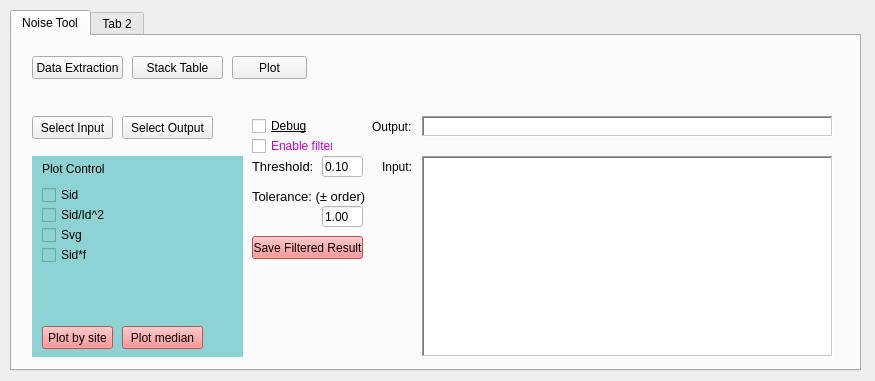
Qt form ui/exceltools.ui (howlandhuang/Modular-Tool-gf) before a commit.
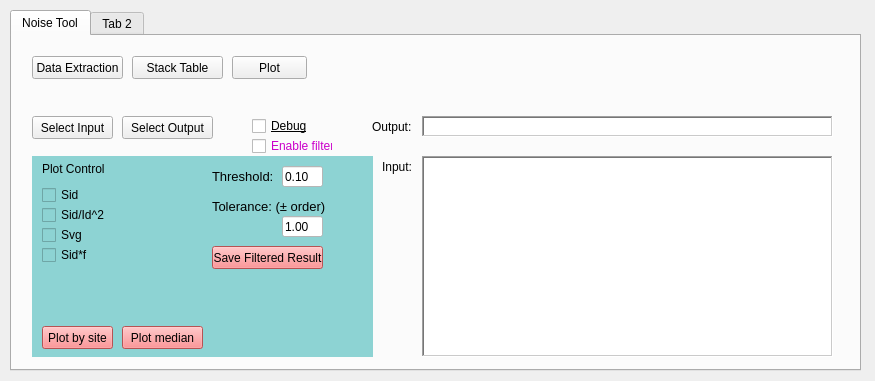
The same form after that commit. The open tabs and pages were chosen to show the change.

Commit message: support saving prediction file only; adjust GUI design

What changed in the file:
```diff
--- a/ui/exceltools.ui
+++ b/ui/exceltools.ui
@@ -85,7 +85,7 @@
       <rect>
        <x>20</x>
        <y>120</y>
-       <width>211</width>
+       <width>341</width>
        <height>201</height>
       </rect>
      </property>
@@ -356,6 +356,114 @@
         <string>Sid*f</string>
        </property>
       </widget>
+      <widget class="QLineEdit" name="filter_threshold_edit">
+       <property name="geometry">
+        <rect>
+         <x>250</x>
+         <y>10</y>
+         <width>41</width>
+         <height>21</height>
+        </rect>
+       </property>
+       <property name="styleSheet">
+        <string notr="true">background-color: rgb(255, 255, 255);</string>
+       </property>
+       <property name="text">
+        <string>0.10</string>
+       </property>
+       <property name="maxLength">
+        <number>5</number>
+       </property>
+       <property name="frame">
+        <bool>true</bool>
+       </property>
+       <property name="echoMode">
+        <enum>QLineEdit::Normal</enum>
+       </property>
+       <property name="dragEnabled">
+        <bool>false</bool>
+       </property>
+      </widget>
+      <widget class="QLabel" name="threshold_label">
+       <property name="geometry">
+        <rect>
+         <x>180</x>
+         <y>10</y>
+         <width>61</width>
+         <height>21</height>
+        </rect>
+       </property>
+       <property name="font">
+        <font>
+         <pointsize>10</pointsize>
+        </font>
+       </property>
+       <property name="text">
+        <string>Threshold:</string>
+       </property>
+      </widget>
+      <widget class="QPushButton" name="save_filtered_btn">
+       <property name="geometry">
+        <rect>
+         <x>180</x>
+         <y>90</y>
+         <width>111</width>
+         <height>23</height>
+        </rect>
+       </property>
+       <property name="styleSheet">
+        <string notr="true">background-color: rgb(255, 116, 118);</string>
+       </property>
+       <property name="text">
+        <string>Save Filtered Result</string>
+       </property>
+      </widget>
+      <widget class="QLabel" name="tolerance_label">
+       <property name="geometry">
+        <rect>
+         <x>180</x>
+         <y>40</y>
+         <width>131</width>
+         <height>21</height>
+        </rect>
+       </property>
+       <property name="font">
+        <font>
+         <pointsize>10</pointsize>
+        </font>
+       </property>
+       <property name="text">
+        <string>Tolerance: (± order)</string>
+       </property>
+      </widget>
+      <widget class="QLineEdit" name="filter_tolerance_edit">
+       <property name="geometry">
+        <rect>
+         <x>250</x>
+         <y>60</y>
+         <width>41</width>
+         <height>21</height>
+        </rect>
+       </property>
+       <property name="styleSheet">
+        <string notr="true">background-color: rgb(255, 255, 255);</string>
+       </property>
+       <property name="text">
+        <string>1.00</string>
+       </property>
+       <property name="maxLength">
+        <number>6</number>
+       </property>
+       <property name="frame">
+        <bool>true</bool>
+       </property>
+       <property name="echoMode">
+        <enum>QLineEdit::Normal</enum>
+       </property>
+       <property name="dragEnabled">
+        <bool>false</bool>
+       </property>
+      </widget>
      </widget>
     </widget>
     <widget class="QTextEdit" name="output_path_text">
@@ -479,98 +587,6 @@
       <bool>false</bool>
      </property>
     </widget>
-    <widget class="QLineEdit" name="filter_tolerance_edit">
-     <property name="geometry">
-      <rect>
-       <x>310</x>
-       <y>170</y>
-       <width>41</width>
-       <height>21</height>
-      </rect>
-     </property>
-     <property name="styleSheet">
-      <string notr="true">background-color: rgb(255, 255, 255);</string>
-     </property>
-     <property name="text">
-      <string>1.00</string>
-     </property>
-     <property name="maxLength">
-      <number>6</number>
-     </property>
-     <property name="frame">
-      <bool>true</bool>
-     </property>
-     <property name="echoMode">
-      <enum>QLineEdit::Normal</enum>
-     </property>
-     <property name="dragEnabled">
-      <bool>false</bool>
-     </property>
-    </widget>
-    <widget class="QLineEdit" name="filter_threshold_edit">
-     <property name="geometry">
-      <rect>
-       <x>310</x>
-       <y>120</y>
-       <width>41</width>
-       <height>21</height>
-      </rect>
-     </property>
-     <property name="styleSheet">
-      <string notr="true">background-color: rgb(255, 255, 255);</string>
-     </property>
-     <property name="text">
-      <string>0.10</string>
-     </property>
-     <property name="maxLength">
-      <number>5</number>
-     </property>
-     <property name="frame">
-      <bool>true</bool>
-     </property>
-     <property name="echoMode">
-      <enum>QLineEdit::Normal</enum>
-     </property>
-     <property name="dragEnabled">
-      <bool>false</bool>
-     </property>
-    </widget>
-    <widget class="QLabel" name="threshold_label">
-     <property name="geometry">
-      <rect>
-       <x>240</x>
-       <y>120</y>
-       <width>61</width>
-       <height>21</height>
-      </rect>
-     </property>
-     <property name="font">
-      <font>
-       <pointsize>10</pointsize>
-      </font>
-     </property>
-     <property name="text">
-      <string>Threshold:</string>
-     </property>
-    </widget>
-    <widget class="QLabel" name="tolerance_label">
-     <property name="geometry">
-      <rect>
-       <x>240</x>
-       <y>150</y>
-       <width>131</width>
-       <height>21</height>
-      </rect>
-     </property>
-     <property name="font">
-      <font>
-       <pointsize>10</pointsize>
-      </font>
-     </property>
-     <property name="text">
-      <string>Tolerance: (± order)</string>
-     </property>
-    </widget>
     <widget class="QCheckBox" name="filter_outliers_box">
      <property name="geometry">
       <rect>
@@ -596,22 +612,6 @@
       <bool>false</bool>
      </property>
     </widget>
-    <widget class="QPushButton" name="save_filtered_btn">
-     <property name="geometry">
-      <rect>
-       <x>240</x>
-       <y>200</y>
-       <width>111</width>
-       <height>23</height>
-      </rect>
-     </property>
-     <property name="styleSheet">
-      <string notr="true">background-color: rgb(255, 116, 118);</string>
-     </property>
-     <property name="text">
-      <string>Save Filtered Result</string>
-     </property>
-    </widget>
    </widget>
    <widget class="QWidget" name="tab_2">
     <attribute name="title">
```
Left out of the diff: 34 changed lines with no effect on the pictures. The commit also changes 5 other files.
